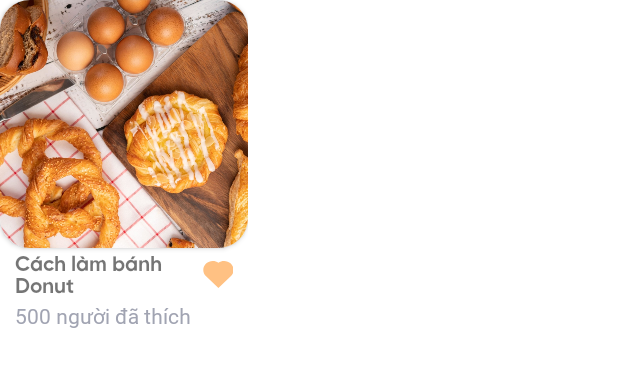
After one commit to ngmhnganz/Nhom8, an Android app: the layout item_recipe_listrecipe_layout.xml on its own in the app's theme, with its tools: preview values and no code run, on a phone screen of 412 x 824 dp. The commit adds this screen. Shown: the top 367 px of the screen. Run offline under Robolectric (Android 15) with nearby library versions, the phone set to English and light mode, and no system bars.

Commit message:
[List_Recipe_Activity] Hoàn thành item layout

```diff
--- a/app/src/main/AndroidManifest.xml
+++ b/app/src/main/AndroidManifest.xml
@@ -11,6 +11,9 @@
         android:roundIcon="@mipmap/ic_launcher_round"
         android:supportsRtl="true"
         android:theme="@style/Theme.Nhom8">
+        <activity
+            android:name=".ListRecipeActivity"
+            android:exported="true" />
         <activity
             android:name=".SuggestRecipeActivity"
             android:exported="true" />
--- a/app/src/main/java/com/mcommerce/model/Recipe.java
+++ b/app/src/main/java/com/mcommerce/model/Recipe.java
@@ -7,6 +7,12 @@ public class Recipe {
     private int recipeLike;
     private String recipeDesciption;
     private int recipeImage;
+
+    public Recipe(String recipeName, int recipeLike, int recipeImage) {
+        this.recipeName = recipeName;
+        this.recipeLike = recipeLike;
+        this.recipeImage = recipeImage;
+    }
 
     public String getRecipeName() {
         return recipeName;
--- a/app/src/main/res/layout/activity_each_recipe.xml
+++ b/app/src/main/res/layout/activity_each_recipe.xml
@@ -32,7 +32,7 @@
 
     </com.google.android.material.appbar.AppBarLayout>
 
-    <ScrollView xmlns:android="http://schemas.android.com/apk/res/android"
+    <ScrollView
         android:layout_width="match_parent"
         android:layout_height="match_parent"
         android:fillViewport="true"
@@ -71,9 +71,8 @@
                 <ImageView
                     android:layout_width="match_parent"
                     android:layout_height="match_parent"
-                    android:src="@drawable/suggest_monan"
                     android:scaleType="centerCrop"
-                    />
+                    android:src="@drawable/suggest_monan" />
 
             </androidx.cardview.widget.CardView>
             <LinearLayout
--- /dev/null
+++ b/app/src/main/res/layout/item_recipe_listrecipe_layout.xml
@@ -0,0 +1,49 @@
+<?xml version="1.0" encoding="utf-8"?>
+<LinearLayout xmlns:android="http://schemas.android.com/apk/res/android"
+    xmlns:app="http://schemas.android.com/apk/res-auto"
+    android:orientation="vertical"
+    android:layout_width="wrap_content"
+    android:layout_height="wrap_content">
+
+    <androidx.cardview.widget.CardView
+        android:layout_width="165dp"
+        android:layout_height="165dp"
+        app:cardCornerRadius="20dp">
+
+        <ImageView
+            android:layout_width="165dp"
+            android:layout_height="165dp"
+            android:scaleType="centerCrop"
+            android:src="@drawable/suggest_monan" />
+
+    </androidx.cardview.widget.CardView>
+    <LinearLayout
+        android:layout_width="match_parent"
+        android:layout_height="wrap_content"
+        android:orientation="horizontal"
+        android:paddingHorizontal="10dp"
+        android:weightSum="10">
+
+        <TextView
+            android:layout_width="wrap_content"
+            android:layout_height="35dp"
+            android:layout_weight="9.5"
+            android:fontFamily="@font/gilroy_bold"
+            android:text="Cách làm bánh Donut"
+            android:textSize="14sp" />
+        <ImageView
+            android:layout_width="wrap_content"
+            android:layout_height="35dp"
+            android:src="@drawable/ic_heart"
+            android:layout_gravity="center"
+            />
+    </LinearLayout>
+    <TextView
+        android:layout_width="match_parent"
+        android:layout_height="wrap_content"
+        android:text="500 người đã thích"
+        android:fontFamily="@font/sfpro_regular"
+        android:textColor="@color/grey"
+        android:paddingHorizontal="10dp"/>
+
+</LinearLayout>
```
Also changed, not shown: app/src/main/java/com/mcommerce/nhom8/ListRecipeActivity.java (added, +14 -0 lines), app/src/main/res/layout/activity_list_recipe.xml (added, +9 -0 lines).
